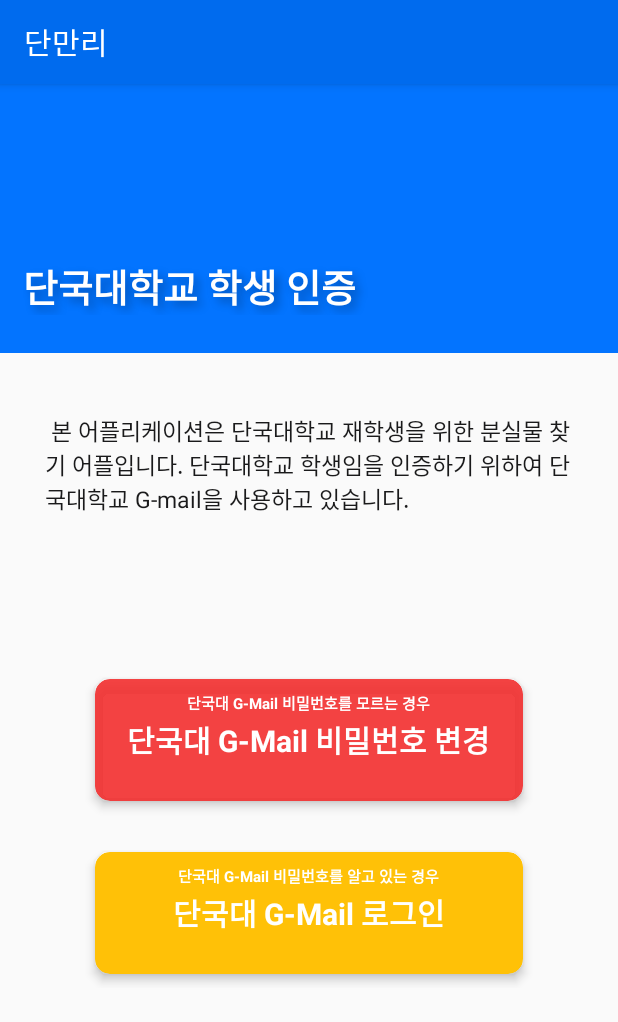
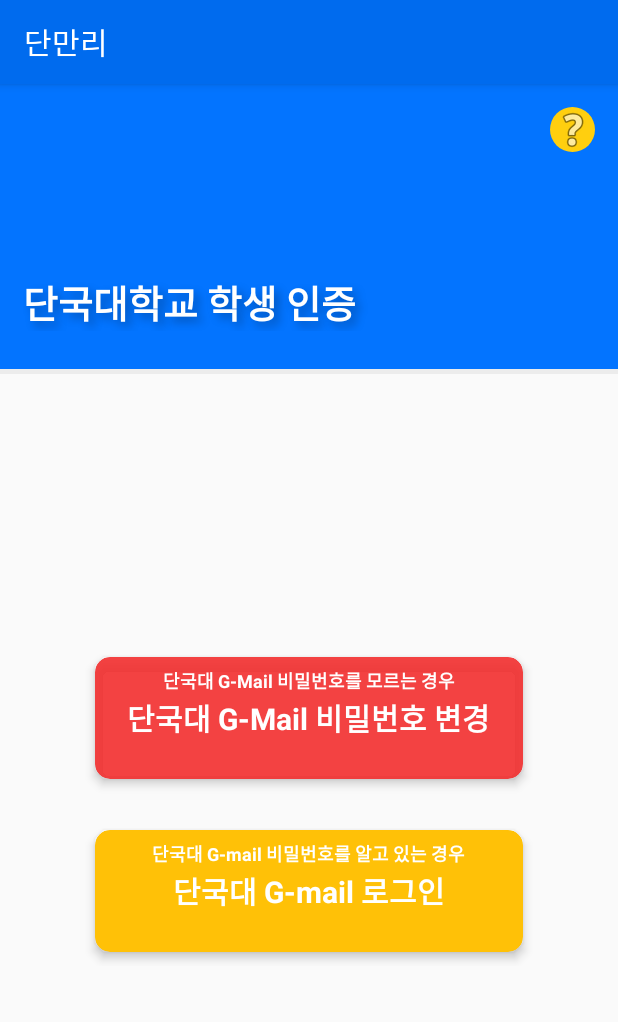
Before and after one commit to YellowC-137/DanManri, an Android app: the AuthenticationActivity screen opened directly, with no data from a screen before it, on a phone screen of 412 x 824 dp. Shown: the top 1022 px of the screen. Run offline under Robolectric (Android 15) with nearby library versions, the phone set to English and light mode, and no system bars; our stand-ins replace Firebase (no records; nobody signed in at launch, a user with empty details on screens opened directly).

Commit message:
회원가입 도움말 추가

```diff
--- a/DKU_L&F/DKU_LF/app/src/main/java/com/example/dku_lf/ui/registeration/AuthenticationActivity.java
+++ b/DKU_L&F/DKU_LF/app/src/main/java/com/example/dku_lf/ui/registeration/AuthenticationActivity.java
@@ -5,10 +5,14 @@ import androidx.annotation.Nullable;
 import androidx.appcompat.app.AppCompatActivity;
 import androidx.cardview.widget.CardView;
 
+import android.app.AlertDialog;
+import android.content.DialogInterface;
 import android.content.Intent;
 import android.os.Bundle;
 import android.util.Log;
 import android.view.View;
+import android.widget.Button;
+import android.widget.ImageButton;
 import android.widget.Toast;
 
 import com.example.dku_lf.R;
@@ -32,6 +36,7 @@ import java.util.StringTokenizer;
 public class AuthenticationActivity extends AppCompatActivity implements GoogleApiClient.OnConnectionFailedListener {
 
     private CardView reset_button, start_button;
+    private ImageButton question;
     private GoogleApiClient googleApiClient;
     private FirebaseAuth auth;
     private static final int REQ_SIGN_GOOGLE = 100; // 구글 결과 코드
@@ -42,6 +47,24 @@ public class AuthenticationActivity extends AppCompatActivity implements GoogleA
         setContentView(R.layout.activity_authentication);
 
         reset_button = (CardView)findViewById(R.id.reset_card);
+        question = (ImageButton)findViewById(R.id.question_Btn);
+
+        question.setOnClickListener(new View.OnClickListener() {
+            @Override
+            public void onClick(View v) {
+                AlertDialog.Builder ad = new AlertDialog.Builder(AuthenticationActivity.this);
+                ad.setTitle("안내");
+                ad.setMessage("본 어플리케이션은 단국대학교 재학생을 위한 분실물 어플입니다. 단국대학교 학생임을 인증하기 위한 수단으로써 단국대학교 G-mail을 사용하고 있습니다. 회원 가입이 완료되면 사건, 사고가 발생할 시 활용할 수 있도록 회원님의 학번과 이름 정보가 서버에서 저장됩니다. 저장된 정보는 회원탈퇴 시 폐기됩니다.");
+                ad.setPositiveButton("확인", new DialogInterface.OnClickListener() {
+                    @Override
+                    public void onClick(DialogInterface dialog, int which) {
+                        dialog.dismiss();
+                    }
+                });
+                ad.show();
+            }
+        });
+
 
         reset_button.setOnClickListener(new View.OnClickListener() {
             @Override
--- a/DKU_L&F/DKU_LF/app/src/main/java/com/example/dku_lf/ui/registeration/RegActivity.java
+++ b/DKU_L&F/DKU_LF/app/src/main/java/com/example/dku_lf/ui/registeration/RegActivity.java
@@ -39,6 +39,7 @@ public class RegActivity extends AppCompatActivity {
     protected void onCreate(Bundle savedInstanceState) {
         super.onCreate(savedInstanceState);
         setContentView(R.layout.activity_reg);
+        setTitle("Registeration");
 
 
         mAuth = FirebaseAuth.getInstance();
--- a/DKU_L&F/DKU_LF/app/src/main/res/layout/activity_authentication.xml
+++ b/DKU_L&F/DKU_LF/app/src/main/res/layout/activity_authentication.xml
@@ -14,6 +14,15 @@
         android:background="#0374FF"
         android:orientation="vertical">
 
+        <ImageButton
+            android:id="@+id/question_Btn"
+            android:layout_width="30dp"
+            android:layout_height="30dp"
+            android:layout_gravity="end"
+            android:layout_margin="15dp"
+            android:background="@drawable/button_shape1"
+            app:srcCompat="@android:drawable/ic_menu_help" />
+
         <LinearLayout
             android:layout_width="match_parent"
             android:layout_height="wrap_content"
@@ -24,7 +33,7 @@
                 android:id="@+id/textView"
                 android:layout_width="match_parent"
                 android:layout_height="wrap_content"
-                android:layout_marginTop="100dp"
+                android:layout_marginTop="50dp"
                 android:layout_marginBottom="10dp"
                 android:shadowColor="#4B000000"
                 android:shadowDx="5"
@@ -39,33 +48,20 @@
 
     </LinearLayout>
 
-    <LinearLayout
+    <View
+        android:id="@+id/view"
         android:layout_width="match_parent"
-        android:layout_height="match_parent"
-        android:orientation="vertical">
+        android:layout_height="3dp"
+        android:background="@color/colorDivider"/>
 
-        <LinearLayout
-            android:layout_width="match_parent"
-            android:layout_height="wrap_content"
-            android:layout_marginTop="40dp"
-            android:layout_marginLeft="30dp"
-            android:layout_marginRight="30dp"
-            android:layout_marginBottom="100dp"
-            android:orientation="vertical">
-
-            <TextView
-                android:id="@+id/textView3"
-                android:layout_width="match_parent"
-                android:layout_height="wrap_content"
-                android:text=" 본 어플리케이션은 단국대학교 재학생을 위한 분실물 찾기 어플입니다. 단국대학교 학생임을 인증하기 위하여 단국대학교 G-mail을 사용하고 있습니다. "
-                android:textColor="#1A1A1B"
-                android:textSize="15sp" />
-        </LinearLayout>
+    <RelativeLayout
+        android:layout_width="match_parent"
+        android:layout_height="match_parent">
 
         <LinearLayout
             android:layout_width="300dp"
             android:layout_height="215dp"
-            android:layout_gravity="center|bottom"
+            android:layout_centerInParent="true"
             android:orientation="vertical">
 
             <androidx.cardview.widget.CardView
@@ -100,7 +96,7 @@
                         android:paddingBottom="50dp"
                         android:text="단국대 G-Mail 비밀번호를 모르는 경우"
                         android:textColor="@color/colorWhite"
-                        android:textSize="10dp"
+                        android:textSize="12dp"
                         android:textStyle="bold" />
 
                 </RelativeLayout>
@@ -127,7 +123,7 @@
                         android:layout_width="wrap_content"
                         android:layout_height="wrap_content"
                         android:layout_centerInParent="true"
-                        android:text="단국대 G-Mail 로그인"
+                        android:text="단국대 G-mail 로그인"
                         android:textColor="@color/colorWhite"
                         android:textSize="20dp"
                         android:textStyle="bold" />
@@ -138,13 +134,13 @@
                         android:layout_height="wrap_content"
                         android:layout_centerInParent="true"
                         android:paddingBottom="50dp"
-                        android:text="단국대 G-Mail 비밀번호를 알고 있는 경우"
+                        android:text="단국대 G-mail 비밀번호를 알고 있는 경우"
                         android:textColor="@color/colorWhite"
-                        android:textSize="10dp"
+                        android:textSize="12dp"
                         android:textStyle="bold" />
                 </RelativeLayout>
             </androidx.cardview.widget.CardView>
         </LinearLayout>
-    </LinearLayout>
+    </RelativeLayout>
 
 </LinearLayout>
```
Also changed, not shown: DKU_L&F/DKU_LF/app/src/main/res/drawable-v24/signup_image.xml (deleted, +0 -10 lines), DKU_L&F/DKU_LF/app/src/main/res/drawable/signup_image.xml (deleted, +0 -10 lines).
